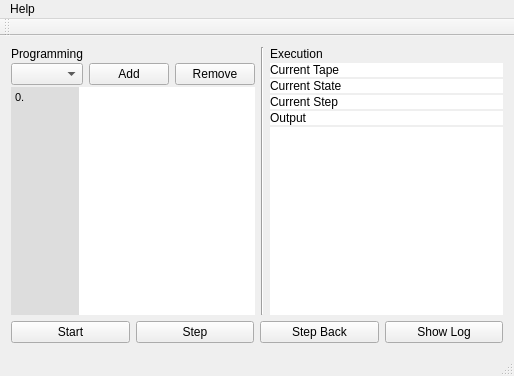
This is TuringMachine/mainwindow.ui in RicardoBusta/teoria-computacao-ufc as Qt 5 draws it before an edit. The edited form follows.
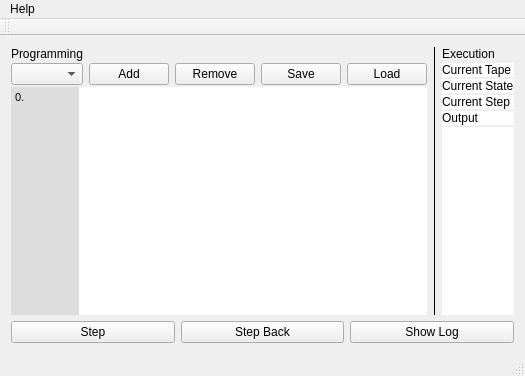
This is the edited form. Custom widgets are drawn as their Qt base class.

The edit to the form file:
```diff
--- a/TuringMachine/mainwindow.ui
+++ b/TuringMachine/mainwindow.ui
@@ -67,6 +67,20 @@
             </property>
            </widget>
           </item>
+          <item>
+           <widget class="QPushButton" name="push_save">
+            <property name="text">
+             <string>Save</string>
+            </property>
+           </widget>
+          </item>
+          <item>
+           <widget class="QPushButton" name="push_load">
+            <property name="text">
+             <string>Load</string>
+            </property>
+           </widget>
+          </item>
          </layout>
         </item>
         <item>
@@ -171,6 +185,9 @@
       </item>
       <item>
        <widget class="Line" name="line">
+        <property name="frameShadow">
+         <enum>QFrame::Plain</enum>
+        </property>
         <property name="orientation">
          <enum>Qt::Vertical</enum>
         </property>
@@ -295,13 +312,6 @@
        </property>
        <item>
         <layout class="QHBoxLayout" name="horizontalLayout">
-         <item>
-          <widget class="QPushButton" name="machine_start">
-           <property name="text">
-            <string>Start</string>
-           </property>
-          </widget>
-         </item>
          <item>
           <widget class="QPushButton" name="machine_step">
            <property name="text">
@@ -363,6 +373,13 @@
   </action>
  </widget>
  <layoutdefault spacing="6" margin="11"/>
+ <customwidgets>
+  <customwidget>
+   <class>TMTextEdit</class>
+   <extends>QTextEdit</extends>
+   <header>tmtextedit.h</header>
+  </customwidget>
+ </customwidgets>
  <resources/>
  <connections/>
 </ui>
```
Left out of the diff: 6 changed lines with no effect on the pictures.
